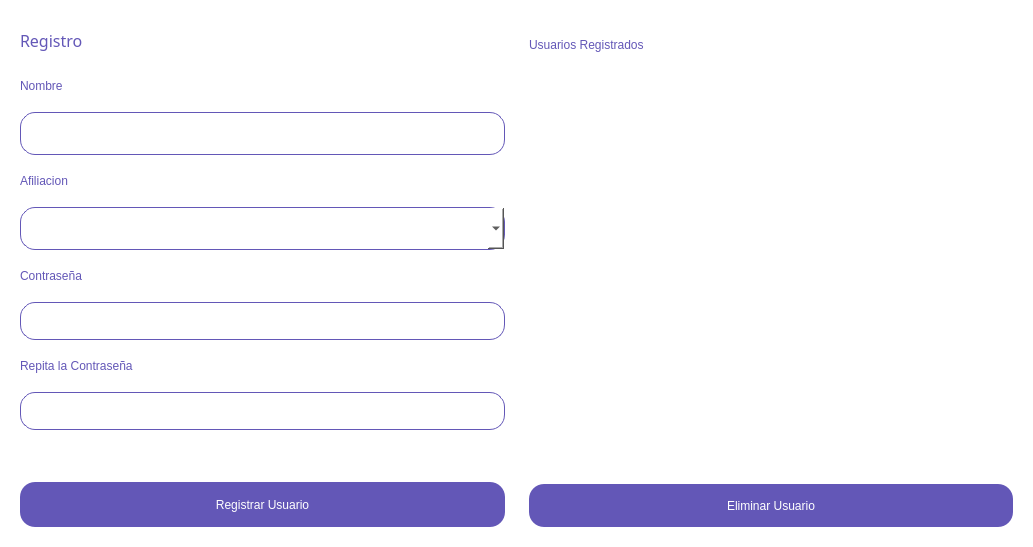
This is GUI/Resources/UI/UserRegister.ui in difer19/Gestor-de-Hangares as Qt 5 draws it before an edit. The edited form follows.
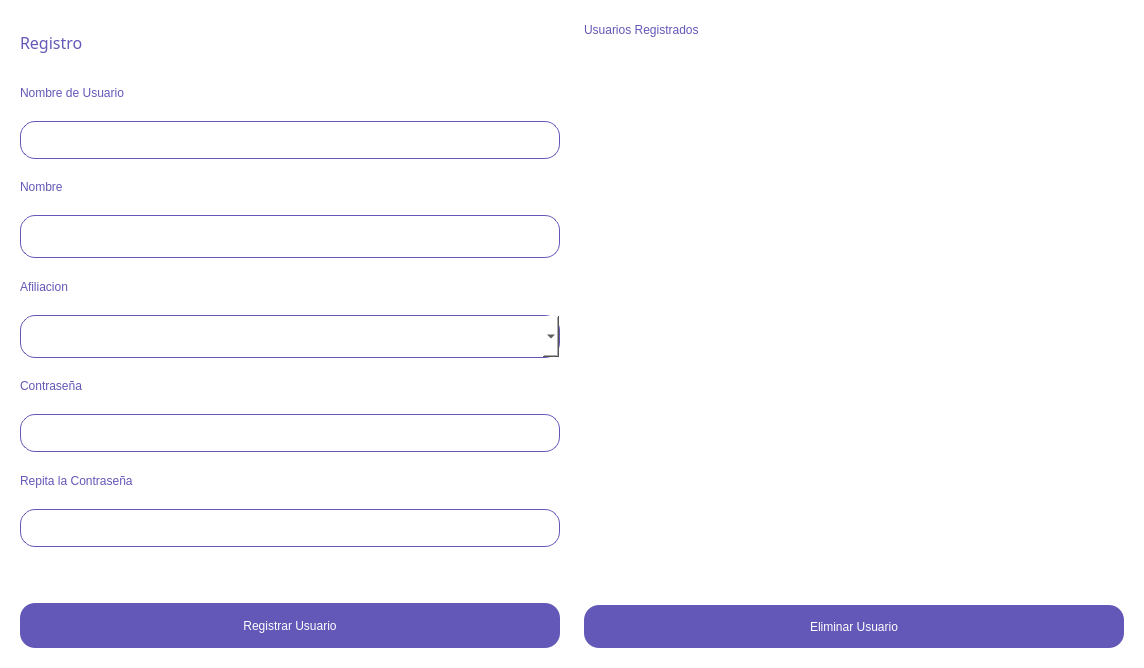
This is the edited form.

The edit to the form file:
```diff
--- a/GUI/Resources/UI/UserRegister.ui
+++ b/GUI/Resources/UI/UserRegister.ui
@@ -6,8 +6,8 @@
    <rect>
     <x>0</x>
     <y>0</y>
-    <width>1033</width>
-    <height>547</height>
+    <width>1144</width>
+    <height>668</height>
    </rect>
   </property>
   <property name="windowTitle">
@@ -105,6 +105,23 @@
         </property>
        </widget>
       </item>
+      <item>
+       <widget class="QLabel" name="label_7">
+        <property name="text">
+         <string>Nombre de Usuario </string>
+        </property>
+       </widget>
+      </item>
+      <item>
+       <widget class="QLineEdit" name="lineEdit_4">
+        <property name="sizePolicy">
+         <sizepolicy hsizetype="Expanding" vsizetype="Fixed">
+          <horstretch>0</horstretch>
+          <verstretch>0</verstretch>
+         </sizepolicy>
+        </property>
+       </widget>
+      </item>
       <item>
        <widget class="QLabel" name="label_2">
         <property name="text">
@@ -206,6 +223,12 @@
      <layout class="QVBoxLayout" name="verticalLayout_2">
       <item>
        <widget class="QLabel" name="label_6">
+        <property name="sizePolicy">
+         <sizepolicy hsizetype="Preferred" vsizetype="Fixed">
+          <horstretch>0</horstretch>
+          <verstretch>0</verstretch>
+         </sizepolicy>
+        </property>
         <property name="minimumSize">
          <size>
           <width>0</width>
@@ -226,7 +249,7 @@
       <item>
        <widget class="QTableWidget" name="tableWidget">
         <property name="sizePolicy">
-         <sizepolicy hsizetype="Expanding" vsizetype="Preferred">
+         <sizepolicy hsizetype="Expanding" vsizetype="Expanding">
           <horstretch>0</horstretch>
           <verstretch>0</verstretch>
          </sizepolicy>
@@ -234,7 +257,7 @@
         <property name="minimumSize">
          <size>
           <width>0</width>
-          <height>68</height>
+          <height>422</height>
          </size>
         </property>
        </widget>
```
Left out of the diff: 7 changed lines with no effect on the pictures.
